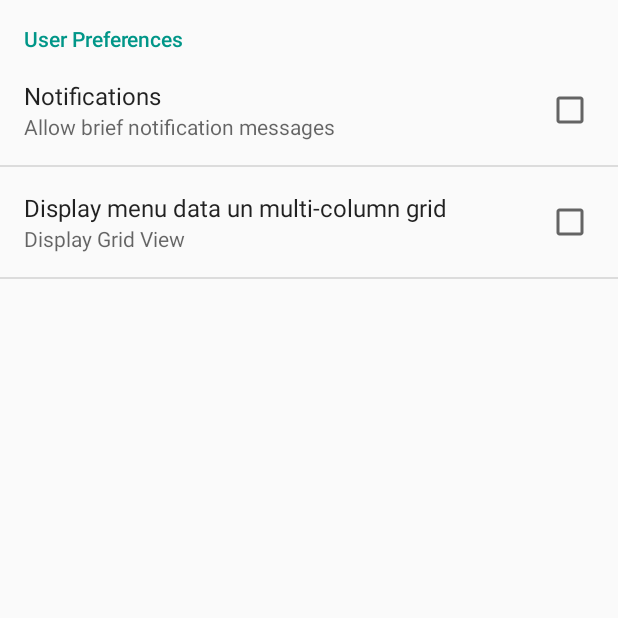
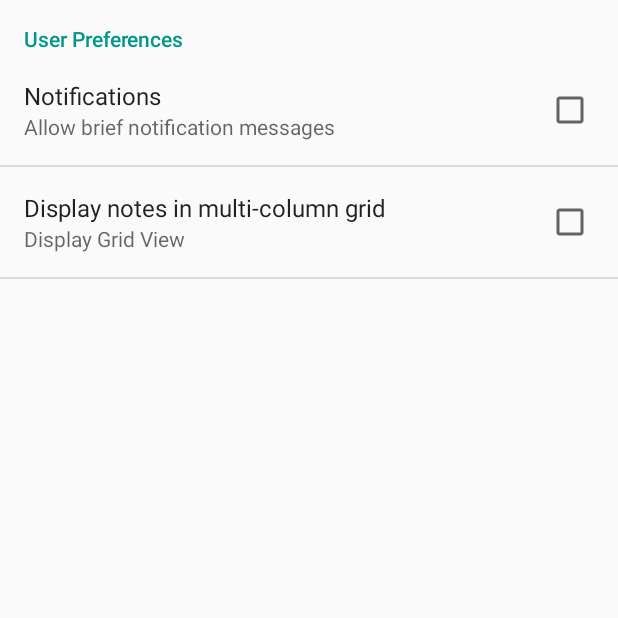
Before and after one commit to alezniki/Notepad-App, an Android app: the SettingsActivity screen opened directly, with no data from a screen before it, on a phone screen of 412 x 824 dp, the top half of it. Run offline under Robolectric (Android 15) with nearby library versions, the phone set to English and light mode, and no system bars.

Commit message:
Some strings and values extracted

```diff
--- a/app/src/main/res/values/dimens.xml
+++ b/app/src/main/res/values/dimens.xml
@@ -3,4 +3,7 @@
     <dimen name="padding_text">10dp</dimen>
     <dimen name="text_size_note_title">18sp</dimen>
     <dimen name="text_size_note_text">16sp</dimen>
+    <dimen name="card_margin">8dp</dimen>
+    <dimen name="card_radius">2dp</dimen>
+    <dimen name="card_elevation">3dp</dimen>
 </resources>
--- a/app/src/main/res/values/strings.xml
+++ b/app/src/main/res/values/strings.xml
@@ -9,12 +9,16 @@
     <string name="enter_title_notes">Enter title</string>
     <string name="enter_note_notes">Enter note</string>
     <string name="preferences_main_title">User Preferences</string>
-    <string name="preferences_checkbox_message_title">Notifications</string>
-    <string name="preferences_checkbox_message_summary">Allow brief notification messages</string>
+    <string name="preferences_notification_title">Notifications</string>
+    <string name="preferences_notification_summary">Allow brief notification messages</string>
+    <string name="preferences_display_title">Display Grid View</string>
+    <string name="preferences_display_summary">Display notes in multi-column grid</string>
     <string name="update_notification">The note is successfully updated.</string>
     <string name="alert_message">This note will be deleted!</string>
     <string name="delete_notification">The note is successfully deleted.</string>
     <string name="create_notification">New note is created successfully.</string>
     <string name="search">Search</string>
     <string name="search_hint">Search notes</string>
+    <string name="dialog_positive_button">Delete</string>
+    <string name="dialog_negative_button">Cancel</string>
 </resources>
--- a/app/src/main/res/xml/preferences.xml
+++ b/app/src/main/res/xml/preferences.xml
@@ -8,13 +8,13 @@
         <CheckBoxPreference
             android:defaultValue="false"
             android:key="allow_msg"
-            android:summary="@string/preferences_checkbox_message_summary"
-            android:title="@string/preferences_checkbox_message_title"/>
+            android:summary="@string/preferences_notification_summary"
+            android:title="@string/preferences_notification_title"/>
 
         <CheckBoxPreference
             android:defaultValue="false"
             android:key="display_grid"
-            android:summary="Display Grid View"
-            android:title="Display menu data un multi-column grid"/>
+            android:summary="@string/preferences_display_title"
+            android:title="@string/preferences_display_summary"/>
     </PreferenceCategory>
 </PreferenceScreen>
```
Also changed, not shown: app/src/main/java/com/alezniki/notepad/activities/DetailActivity.java (+2 -10 lines), app/src/main/java/com/alezniki/notepad/activities/MainActivity.java (+3 -4 lines), app/src/main/res/layout/grid_items.xml (+4 -3 lines), app/src/main/res/layout/list_items.xml (+4 -3 lines), 1 other file.
